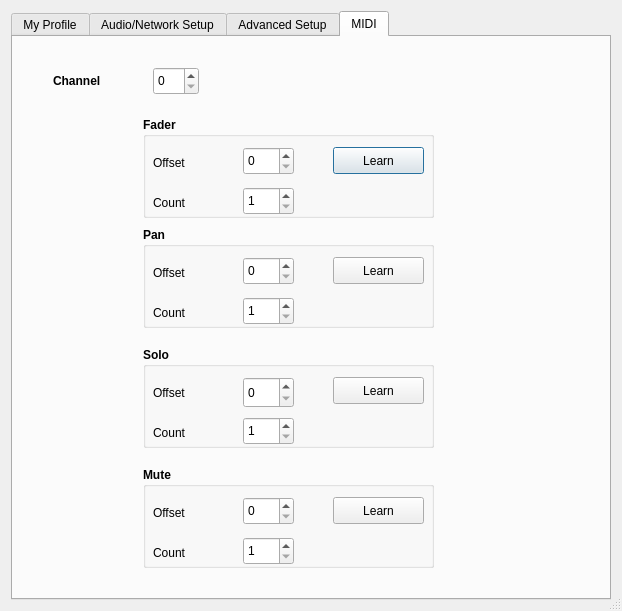
Above: src/clientsettingsdlgbase.ui from ignotus666/jamulus before the change. Below: the same form after it.
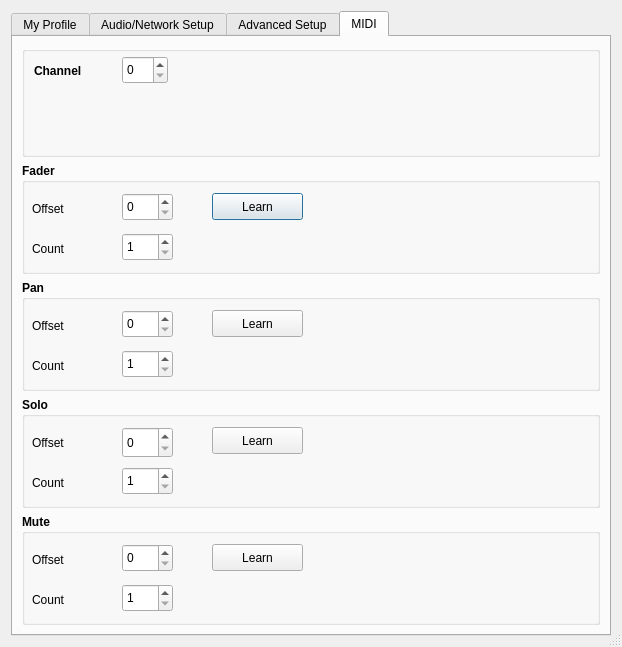
That is the form after the change. Icons and pictures are not drawn. Custom widgets are drawn as their Qt base class.

Commit message: Reconfigure MIDI tab

Patch:
```diff
--- a/src/clientsettingsdlgbase.ui
+++ b/src/clientsettingsdlgbase.ui
@@ -7,7 +7,7 @@
     <x>0</x>
     <y>0</y>
     <width>622</width>
-    <height>611</height>
+    <height>647</height>
    </rect>
   </property>
   <property name="windowTitle">
@@ -1340,50 +1340,56 @@
       <attribute name="title">
        <string>MIDI</string>
       </attribute>
-      <widget class="QLabel" name="lblChannel">
-       <property name="geometry">
-        <rect>
-         <x>40</x>
-         <y>28</y>
-         <width>71</width>
-         <height>31</height>
-        </rect>
-       </property>
+      <layout class="QVBoxLayout" name="verticalLayout_19">
+       <item>
+        <layout class="QVBoxLayout" name="verticalLayout_17">
+         <item>
+          <widget class="QGroupBox" name="channelGroup">
        <property name="font">
         <font>
          <weight>75</weight>
          <bold>true</bold>
         </font>
        </property>
-       <property name="text">
-        <string>Channel</string>
-       </property>
-      </widget>
+           <property name="title">
+            <string/>
+           </property>
       <widget class="QSpinBox" name="cbxChannel">
-       <property name="enabled">
-        <bool>true</bool>
-       </property>
        <property name="geometry">
         <rect>
-         <x>140</x>
-         <y>30</y>
+              <x>100</x>
+              <y>10</y>
          <width>46</width>
          <height>28</height>
         </rect>
        </property>
+            <property name="font">
+             <font>
+              <weight>50</weight>
+              <bold>false</bold>
+             </font>
+            </property>
        <property name="maximum">
         <number>16</number>
        </property>
       </widget>
+           <widget class="QLabel" name="lblChannel">
+            <property name="geometry">
+             <rect>
+              <x>12</x>
+              <y>15</y>
+              <width>62</width>
+              <height>19</height>
+             </rect>
+            </property>
+            <property name="text">
+             <string>Channel</string>
+            </property>
+           </widget>
+          </widget>
+         </item>
+         <item>
       <widget class="QGroupBox" name="faderGroup">
-       <property name="geometry">
-        <rect>
-         <x>130</x>
-         <y>80</y>
-         <width>291</width>
-         <height>101</height>
-        </rect>
-       </property>
        <property name="font">
         <font>
          <weight>75</weight>
@@ -1492,15 +1498,9 @@
         </property>
        </widget>
       </widget>
+         </item>
+         <item>
       <widget class="QGroupBox" name="panGroup">
-       <property name="geometry">
-        <rect>
-         <x>130</x>
-         <y>190</y>
-         <width>291</width>
-         <height>101</height>
-        </rect>
-       </property>
        <property name="font">
         <font>
          <weight>75</weight>
@@ -1609,15 +1609,9 @@
         </property>
        </widget>
       </widget>
+         </item>
+         <item>
       <widget class="QGroupBox" name="soloGroup">
-       <property name="geometry">
-        <rect>
-         <x>130</x>
-         <y>310</y>
-         <width>291</width>
-         <height>101</height>
-        </rect>
-       </property>
        <property name="font">
         <font>
          <weight>75</weight>
@@ -1726,15 +1720,9 @@
         </property>
        </widget>
       </widget>
+         </item>
+         <item>
       <widget class="QGroupBox" name="muteGroup">
-       <property name="geometry">
-        <rect>
-         <x>130</x>
-         <y>430</y>
-         <width>291</width>
-         <height>101</height>
-        </rect>
-       </property>
        <property name="font">
         <font>
          <weight>75</weight>
@@ -1843,6 +1831,10 @@
         </property>
        </widget>
       </widget>
+         </item>
+        </layout>
+       </item>
+      </layout>
      </widget>
     </widget>
    </item>
```
Left out of the diff: 2 changed lines with no effect on the pictures. Lines whose indentation alone changed are shown as unchanged.
